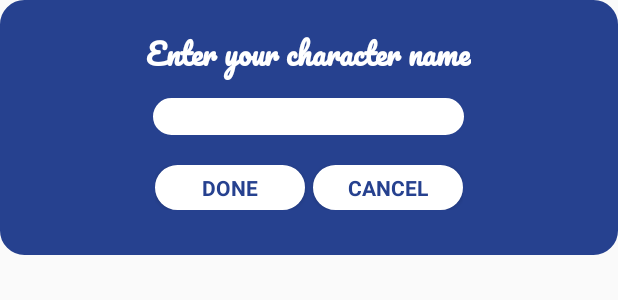
After one commit to Lodenou/MyFirstLittleGame, an Android app: the layout dialog_box.xml on its own in the app's theme, with its tools: preview values and no code run, on a phone screen of 412 x 824 dp. The commit adds this screen. Shown: the top 300 px of the screen. Run offline under Robolectric (Android 15) with nearby library versions, the phone set to English and light mode, and no system bars.

Commit message:
add layout
layout for dialog alert box

```diff
--- /dev/null
+++ b/app/src/main/res/layout/dialog_box.xml
@@ -0,0 +1,67 @@
+<?xml version="1.0" encoding="utf-8"?>
+<LinearLayout xmlns:android="http://schemas.android.com/apk/res/android"
+    android:layout_width="fill_parent"
+    android:layout_height="170dp"
+    android:background="@drawable/rounded_button"
+    android:orientation="vertical" >
+
+    <TextView
+        android:id="@+id/txt_dia"
+        android:layout_width="wrap_content"
+        android:layout_height="wrap_content"
+        android:layout_gravity="center"
+        android:layout_marginTop="15dp"
+        android:fontFamily="@font/pacifico"
+        android:text="@string/enter_your_character_name"
+        android:textColor="@android:color/white"
+        android:textSize="19sp"
+        android:textStyle="bold"/>
+
+    <EditText
+        android:id="@+id/edit_text-dialog"
+        android:layout_width="207dp"
+        android:layout_height="wrap_content"
+        android:layout_marginTop="12dp"
+        android:layout_gravity="center"
+        android:background="@drawable/rounded_button"
+        android:backgroundTint="#ffffff">
+
+    </EditText>
+
+
+    <LinearLayout
+        android:layout_width="wrap_content"
+        android:layout_height="wrap_content"
+        android:layout_marginTop="20dp"
+        android:layout_gravity="center"
+        android:orientation="horizontal" >
+
+        <Button
+            android:id="@+id/btn_done"
+            android:layout_width="100dp"
+            android:layout_height="30dp"
+            android:background="@drawable/rounded_button"
+            android:backgroundTint="#ffffff"
+            android:fontFamily="verdana"
+            android:clickable="true"
+            android:text="@string/done"
+            android:textColor="#26418f"
+            android:textStyle="bold"
+            android:focusable="true" />
+
+        <Button
+            android:id="@+id/btn_cancel"
+            android:layout_width="100dp"
+            android:layout_height="30dp"
+            android:layout_marginStart="5dp"
+            android:background="@drawable/rounded_button"
+            android:fontFamily="verdana"
+            android:backgroundTint="#ffffff"
+            android:clickable="true"
+            android:text="@string/cancel"
+            android:textColor="#26418f"
+            android:textStyle="bold"
+            android:focusable="true" />
+    </LinearLayout>
+
+</LinearLayout>
--- a/app/src/main/res/values/strings.xml
+++ b/app/src/main/res/values/strings.xml
@@ -5,4 +5,7 @@
     <string name="load_game">Load game</string>
     <string name="settings">Settings</string>
     <string name="mylittlegame">MyLittleGame</string>
+    <string name="enter_your_character_name">Enter your character name</string>
+    <string name="done">Done</string>
+    <string name="cancel">Cancel</string>
 </resources>
```
